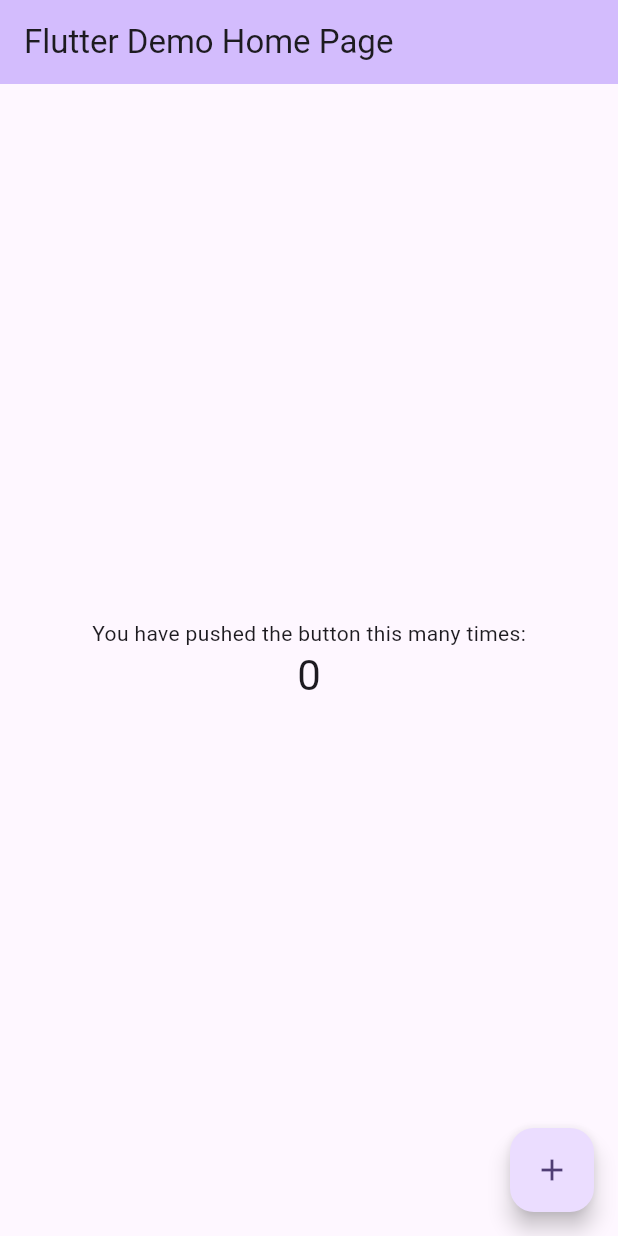
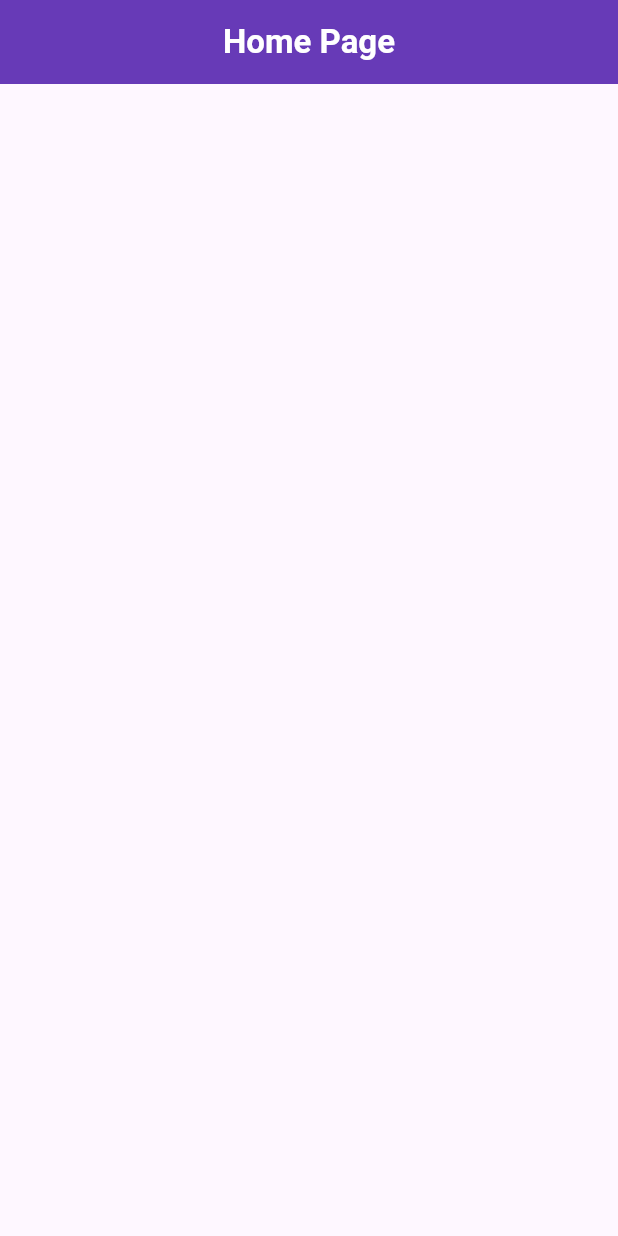
Before and after one commit to alhasann351/phone_number_country_code, a Flutter app: the screen it shows after launch, on a phone screen of 412 x 824 dp. Run offline on Flutter 3.47's test engine with Material 3 defaults, Android fonts, the phone set to English and light mode, and no system bars.

Commit message:
home-page-appbar-intl_phone_field-added

```diff
--- a/lib/main.dart
+++ b/lib/main.dart
@@ -1,4 +1,5 @@
 import 'package:flutter/material.dart';
+import 'my_home_page.dart';
 
 void main() {
   runApp(const MyApp());
@@ -7,119 +8,14 @@ void main() {
 class MyApp extends StatelessWidget {
   const MyApp({super.key});
 
-  // This widget is the root of your application.
   @override
   Widget build(BuildContext context) {
     return MaterialApp(
-      title: 'Flutter Demo',
+      debugShowCheckedModeBanner: false,
       theme: ThemeData(
-        // This is the theme of your application.
-        //
-        // TRY THIS: Try running your application with "flutter run". You'll see
-        // the application has a purple toolbar. Then, without quitting the app,
-        // try changing the seedColor in the colorScheme below to Colors.green
-        // and then invoke "hot reload" (save your changes or press the "hot
-        // reload" button in a Flutter-supported IDE, or press "r" if you used
-        // the command line to start the app).
-        //
-        // Notice that the counter didn't reset back to zero; the application
-        // state is not lost during the reload. To reset the state, use hot
-        // restart instead.
-        //
-        // This works for code too, not just values: Most code changes can be
-        // tested with just a hot reload.
-        colorScheme: ColorScheme.fromSeed(seedColor: Colors.deepPurple),
-        useMaterial3: true,
+        primaryColor: Colors.deepPurple,
       ),
-      home: const MyHomePage(title: 'Flutter Demo Home Page'),
+      home: const MyHomePage(),
     );
   }
 }
-
-class MyHomePage extends StatefulWidget {
-  const MyHomePage({super.key, required this.title});
-
-  // This widget is the home page of your application. It is stateful, meaning
-  // that it has a State object (defined below) that contains fields that affect
-  // how it looks.
-
-  // This class is the configuration for the state. It holds the values (in this
-  // case the title) provided by the parent (in this case the App widget) and
-  // used by the build method of the State. Fields in a Widget subclass are
-  // always marked "final".
-
-  final String title;
-
-  @override
-  State<MyHomePage> createState() => _MyHomePageState();
-}
-
-class _MyHomePageState extends State<MyHomePage> {
-  int _counter = 0;
-
-  void _incrementCounter() {
-    setState(() {
-      // This call to setState tells the Flutter framework that something has
-      // changed in this State, which causes it to rerun the build method below
-      // so that the display can reflect the updated values. If we changed
-      // _counter without calling setState(), then the build method would not be
-      // called again, and so nothing would appear to happen.
-      _counter++;
-    });
-  }
-
-  @override
-  Widget build(BuildContext context) {
-    // This method is rerun every time setState is called, for instance as done
-    // by the _incrementCounter method above.
-    //
-    // The Flutter framework has been optimized to make rerunning build methods
-    // fast, so that you can just rebuild anything that needs updating rather
-    // than having to individually change instances of widgets.
-    return Scaffold(
-      appBar: AppBar(
-        // TRY THIS: Try changing the color here to a specific color (to
-        // Colors.amber, perhaps?) and trigger a hot reload to see the AppBar
-        // change color while the other colors stay the same.
-        backgroundColor: Theme.of(context).colorScheme.inversePrimary,
-        // Here we take the value from the MyHomePage object that was created by
-        // the App.build method, and use it to set our appbar title.
-        title: Text(widget.title),
-      ),
-      body: Center(
-        // Center is a layout widget. It takes a single child and positions it
-        // in the middle of the parent.
-        child: Column(
-          // Column is also a layout widget. It takes a list of children and
-          // arranges them vertically. By default, it sizes itself to fit its
-          // children horizontally, and tries to be as tall as its parent.
-          //
-          // Column has various properties to control how it sizes itself and
-          // how it positions its children. Here we use mainAxisAlignment to
-          // center the children vertically; the main axis here is the vertical
-          // axis because Columns are vertical (the cross axis would be
-          // horizontal).
-          //
-          // TRY THIS: Invoke "debug painting" (choose the "Toggle Debug Paint"
-          // action in the IDE, or press "p" in the console), to see the
-          // wireframe for each widget.
-          mainAxisAlignment: MainAxisAlignment.center,
-          children: <Widget>[
-            const Text(
-              'You have pushed the button this many times:',
-            ),
-            Text(
-              '$_counter',
-              style: Theme.of(context).textTheme.headlineMedium,
-            ),
-          ],
-        ),
-      ),
-      floatingActionButton: FloatingActionButton(
-        onPressed: _incrementCounter,
-        tooltip: 'Increment',
-        child: const Icon(Icons.add),
-      ), // This trailing comma makes auto-formatting nicer for build methods.
-    );
-  }
-}
--- /dev/null
+++ b/lib/my_home_page.dart
@@ -0,0 +1,28 @@
+import 'package:flutter/material.dart';
+
+class MyHomePage extends StatefulWidget {
+  const MyHomePage({super.key});
+
+  @override
+  State<MyHomePage> createState() => _MyHomePageState();
+}
+
+class _MyHomePageState extends State<MyHomePage> {
+  @override
+  Widget build(BuildContext context) {
+    return Scaffold(
+      appBar: AppBar(
+        centerTitle: true,
+        backgroundColor: Theme.of(context).primaryColor,
+        title: const Text(
+          'Home Page',
+          style: TextStyle(
+            fontSize: 22,
+            fontWeight: FontWeight.bold,
+            color: Colors.white,
+          ),
+        ),
+      ),
+    );
+  }
+}
--- a/pubspec.yaml
+++ b/pubspec.yaml
@@ -35,6 +35,7 @@ dependencies:
   # The following adds the Cupertino Icons font to your application.
   # Use with the CupertinoIcons class for iOS style icons.
   cupertino_icons: ^1.0.6
+  intl_phone_field: ^3.2.0
 
 dev_dependencies:
   flutter_test:
```
Also changed, not shown: pubspec.lock.
